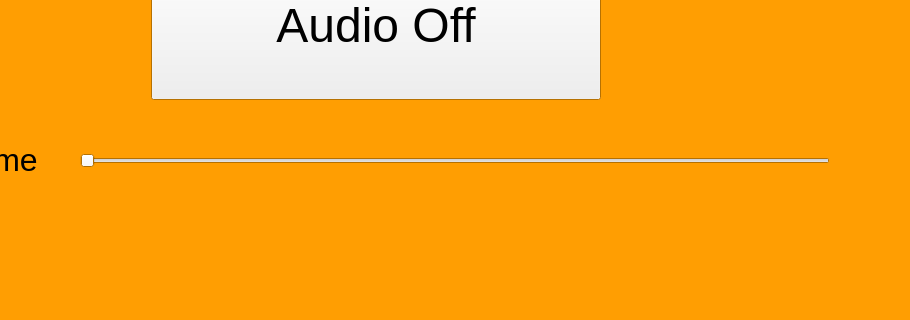
Qt form source/Axolotl1.1/musicpage.ui (nickywongdong/wombat) before a commit; both pictures show x 160 to 1070 and y 310 to 630 of the 1280 by 800 pixel window.
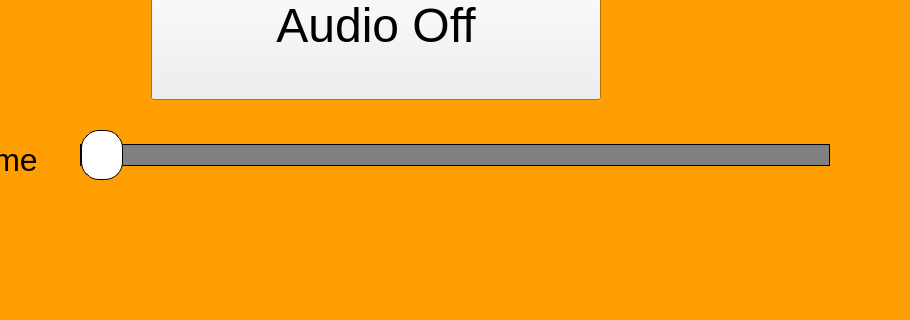
The same form after that commit.

Commit message: updating background and slider

Diff of the .ui file:
```diff
--- a/source/Axolotl1.1/musicpage.ui
+++ b/source/Axolotl1.1/musicpage.ui
@@ -145,14 +145,100 @@
      <x>240</x>
      <y>440</y>
      <width>750</width>
-     <height>61</height>
+     <height>50</height>
     </rect>
    </property>
+   <property name="sizePolicy">
+    <sizepolicy hsizetype="Expanding" vsizetype="Expanding">
+     <horstretch>1</horstretch>
+     <verstretch>5</verstretch>
+    </sizepolicy>
+   </property>
+   <property name="palette">
+    <palette>
+     <active>
+      <colorrole role="Base">
+       <brush brushstyle="SolidPattern">
+        <color alpha="255">
+         <red>255</red>
+         <green>255</green>
+         <blue>255</blue>
+        </color>
+       </brush>
+      </colorrole>
+      <colorrole role="Window">
+       <brush brushstyle="SolidPattern">
+        <color alpha="255">
+         <red>0</red>
+         <green>0</green>
+         <blue>0</blue>
+        </color>
+       </brush>
+      </colorrole>
+     </active>
+     <inactive>
+      <colorrole role="Base">
+       <brush brushstyle="SolidPattern">
+        <color alpha="255">
+         <red>255</red>
+         <green>255</green>
+         <blue>255</blue>
+        </color>
+       </brush>
+      </colorrole>
+      <colorrole role="Window">
+       <brush brushstyle="SolidPattern">
+        <color alpha="255">
+         <red>0</red>
+         <green>0</green>
+         <blue>0</blue>
+        </color>
+       </brush>
+      </colorrole>
+     </inactive>
+     <disabled>
+      <colorrole role="Base">
+       <brush brushstyle="SolidPattern">
+        <color alpha="255">
+         <red>0</red>
+         <green>0</green>
+         <blue>0</blue>
+        </color>
+       </brush>
+      </colorrole>
+      <colorrole role="Window">
+       <brush brushstyle="SolidPattern">
+        <color alpha="255">
+         <red>0</red>
+         <green>0</green>
+         <blue>0</blue>
+        </color>
+       </brush>
+      </colorrole>
+     </disabled>
+    </palette>
+   </property>
    <property name="font">
     <font>
      <pointsize>30</pointsize>
     </font>
    </property>
+   <property name="styleSheet">
+    <string notr="true">QSlider::groove:horizontal {
+    border: 1px solid;
+    height: 20px;
+    margin: 0px;
+background-color: grey;
+    }
+QSlider::handle:horizontal {
+    background-color: white;
+    border: 1px solid black;
+	border-radius: 18px;
+    height: 40px;
+    width: 40px;
+    margin: -15px 0px;
+    }</string>
+   </property>
    <property name="orientation">
     <enum>Qt::Horizontal</enum>
    </property>
```
The commit also changes 41 other files.
